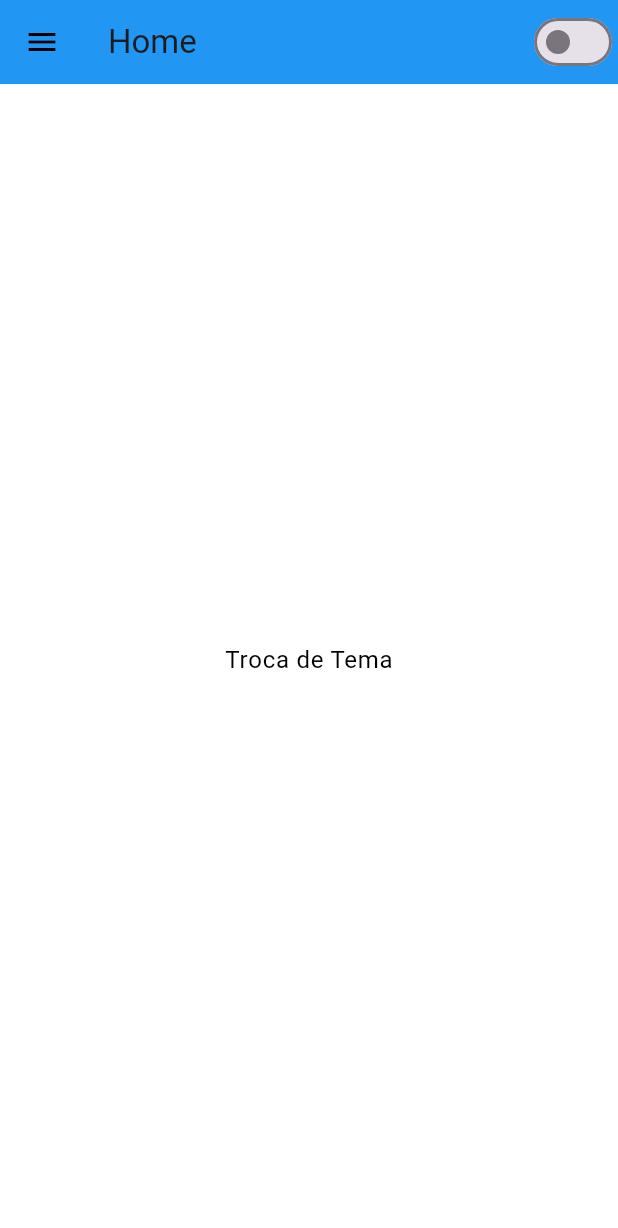
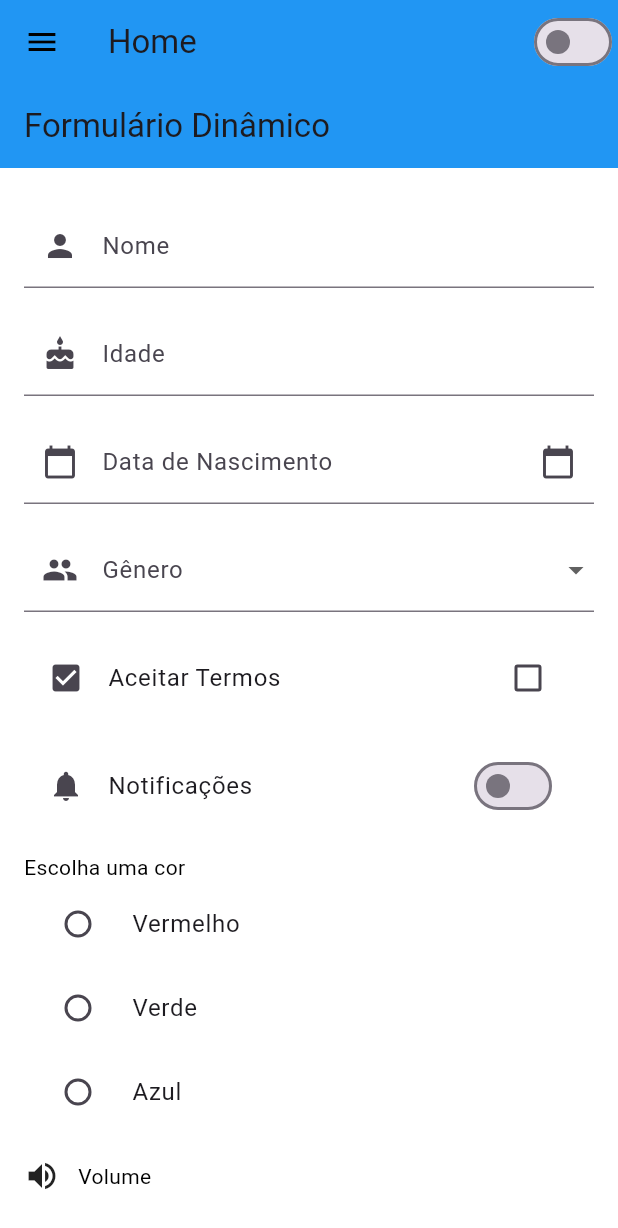
Before and after one commit to guilhermedel/Portifolio_flutter, a Flutter app: the screen it shows after launch, on a phone screen of 412 x 824 dp. Shown: the top 1228 px of the screen. Run offline on Flutter 3.47's test engine with Material 3 defaults, Android fonts, the phone set to English and light mode, and no system bars; our stand-ins replace shared_preferences.

Commit message:
feat: creating custom_dynamic_form

```diff
--- a/lib/views/home_view.dart
+++ b/lib/views/home_view.dart
@@ -1,5 +1,6 @@
 import 'package:flutter/material.dart';
 import 'package:portifolio_flutter/widgets/custom_drawer.dart';
+import 'package:portifolio_flutter/widgets/custom_dynamic_form.dart';
 import 'package:provider/provider.dart';
 import '../controllers/theme_controller.dart';
 
@@ -20,10 +21,7 @@ class HomeView extends StatelessWidget {
       ),
       drawer: CustomDrawer(),
       body: Center(
-        child: Text(
-          'Troca de Tema',
-          style: Theme.of(context).textTheme.bodyLarge,
-        ),
+        child: CustomDynamicForm()
       ),
     );
   }
--- /dev/null
+++ b/lib/widgets/custom_dynamic_form.dart
@@ -0,0 +1,266 @@
+import 'package:flutter/material.dart';
+
+class CustomDynamicForm extends StatefulWidget {
+  @override
+  _CustomDynamicFormState createState() => _CustomDynamicFormState();
+}
+
+class _CustomDynamicFormState extends State<CustomDynamicForm> {
+  // Exemplo da lista de mapas
+  final List<Map<String, dynamic>> formItems = [
+    {
+      'label': 'Nome',
+      'icon': Icon(Icons.person),
+      'type': 'text',
+      'dropdownItems': null
+    },
+    {
+      'label': 'Idade',
+      'icon': Icon(Icons.cake),
+      'type': 'number',
+      'dropdownItems': null
+    },
+    {
+      'label': 'Data de Nascimento',
+      'icon': Icon(Icons.calendar_today),
+      'type': 'date',
+      'dropdownItems': null
+    },
+    {
+      'label': 'Gênero',
+      'icon': Icon(Icons.people),
+      'type': 'dropdown',
+      'dropdownItems': ['Masculino', 'Feminino', 'Outro']
+    },
+    {
+      'label': 'Aceitar Termos',
+      'icon': Icon(Icons.check_box),
+      'type': 'checkbox',
+      'dropdownItems': null
+    },
+    {
+      'label': 'Notificações',
+      'icon': Icon(Icons.notifications),
+      'type': 'switch',
+      'dropdownItems': null
+    },
+    {
+      'label': 'Escolha uma cor',
+      'icon': Icon(Icons.color_lens),
+      'type': 'radio',
+      'dropdownItems': ['Vermelho', 'Verde', 'Azul']
+    },
+    {
+      'label': 'Volume',
+      'icon': Icon(Icons.volume_up),
+      'type': 'slider',
+      'dropdownItems': null
+    },
+    {
+      'label': 'Hora do Alarme',
+      'icon': Icon(Icons.access_time),
+      'type': 'time',
+      'dropdownItems': null
+    },
+  ];
+
+  DateTime? selectedDate;
+  TimeOfDay? selectedTime;
+  bool? isChecked = false;
+  bool? isSwitched = false;
+  double? sliderValue = 0;
+  String? selectedRadioValue;
+
+  // Função que gera os campos dinamicamente
+  List<Widget> _generateFormFields() {
+    List<Widget> fields = [];
+
+    for (var item in formItems) {
+      Widget field;
+      switch (item['type']) {
+        case 'text':
+          field = TextField(
+            decoration: InputDecoration(
+              labelText: item['label'],
+              prefixIcon: item['icon'],
+            ),
+          );
+          break;
+        case 'number':
+          field = TextField(
+            keyboardType: TextInputType.number,
+            decoration: InputDecoration(
+              labelText: item['label'],
+              prefixIcon: item['icon'],
+            ),
+          );
+          break;
+        case 'date':
+          field = TextFormField(
+            decoration: InputDecoration(
+              labelText: item['label'],
+              prefixIcon: item['icon'],
+              suffixIcon: Icon(Icons.calendar_today),
+            ),
+            readOnly: true,
+            onTap: () async {
+              DateTime? pickedDate = await showDatePicker(
+                context: context,
+                initialDate: DateTime.now(),
+                firstDate: DateTime(1900),
+                lastDate: DateTime(2100),
+              );
+              if (pickedDate != null) {
+                setState(() {
+                  selectedDate = pickedDate;
+                });
+              }
+            },
+            controller: TextEditingController(
+              text: selectedDate != null
+                  ? selectedDate!.toLocal().toString().split(' ')[0]
+                  : '',
+            ),
+          );
+          break;
+        case 'dropdown':
+          field = DropdownButtonFormField<String>(
+            decoration: InputDecoration(
+              labelText: item['label'],
+              prefixIcon: item['icon'],
+            ),
+            items: (item['dropdownItems'] as List<String>).map((String value) {
+              return DropdownMenuItem<String>(
+                value: value,
+                child: Text(value),
+              );
+            }).toList(),
+            onChanged: (String? newValue) {
+              // Tratar a seleção do item do dropdown
+            },
+          );
+          break;
+        case 'checkbox':
+          field = CheckboxListTile(
+            title: Text(item['label']),
+            secondary: item['icon'],
+            value: isChecked,
+            onChanged: (bool? value) {
+              setState(() {
+                isChecked = value;
+              });
+            },
+          );
+          break;
+        case 'radio':
+          field = Column(
+            crossAxisAlignment: CrossAxisAlignment.start,
+            children: [
+              Text(item['label']),
+              ...(item['dropdownItems'] as List<String>).map((String value) {
+                return RadioListTile<String>(
+                  title: Text(value),
+                  value: value,
+                  groupValue: selectedRadioValue,
+                  onChanged: (String? newValue) {
+                    setState(() {
+                      selectedRadioValue = newValue;
+                    });
+                  },
+                );
+              }).toList(),
+            ],
+          );
+          break;
+        case 'switch':
+          field = SwitchListTile(
+            title: Text(item['label']),
+            secondary: item['icon'],
+            value: isSwitched!,
+            onChanged: (bool value) {
+              setState(() {
+                isSwitched = value;
+              });
+            },
+          );
+          break;
+        case 'slider':
+          field = Column(
+            crossAxisAlignment: CrossAxisAlignment.start,
+            children: [
+              Row(
+                children: [
+                  item['icon'],
+                  SizedBox(width: 12),
+                  Text(item['label']),
+                ],
+              ),
+              Slider(
+                value: sliderValue!,
+                min: 0,
+                max: 100,
+                onChanged: (double value) {
+                  setState(() {
+                    sliderValue = value;
+                  });
+                },
+              ),
+            ],
+          );
+          break;
+        case 'time':
+          field = TextFormField(
+            decoration: InputDecoration(
+              labelText: item['label'],
+              prefixIcon: item['icon'],
+              suffixIcon: Icon(Icons.access_time),
+            ),
+            readOnly: true,
+            onTap: () async {
+              TimeOfDay? pickedTime = await showTimePicker(
+                context: context,
+                initialTime: TimeOfDay.now(),
+              );
+              if (pickedTime != null) {
+                setState(() {
+                  selectedTime = pickedTime;
+                });
+              }
+            },
+            controller: TextEditingController(
+              text: selectedTime != null ? selectedTime!.format(context) : '',
+            ),
+          );
+          break;
+        default:
+          field = Container();
+      }
+
+      fields.add(Padding(
+        padding: const EdgeInsets.symmetric(vertical: 8.0),
+        child: field,
+      ));
+    }
+
+    return fields;
+  }
+
+  @override
+  Widget build(BuildContext context) {
+    return Scaffold(
+      appBar: AppBar(
+        title: Text('Formulário Dinâmico'),
+      ),
+      body: Padding(
+        padding: const EdgeInsets.all(16.0),
+        child: Form(
+          child: SingleChildScrollView(
+            child: Column(
+              children: _generateFormFields(),
+            ),
+          ),
+        ),
+      ),
+    );
+  }
+}
```
